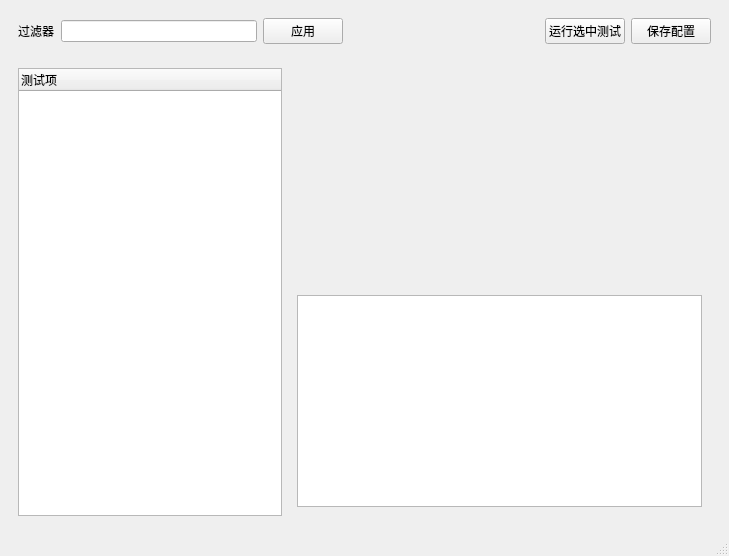
Old version of the form source/case_editor_ui.ui in the repository chopin1993/protocolmaster-20210731.
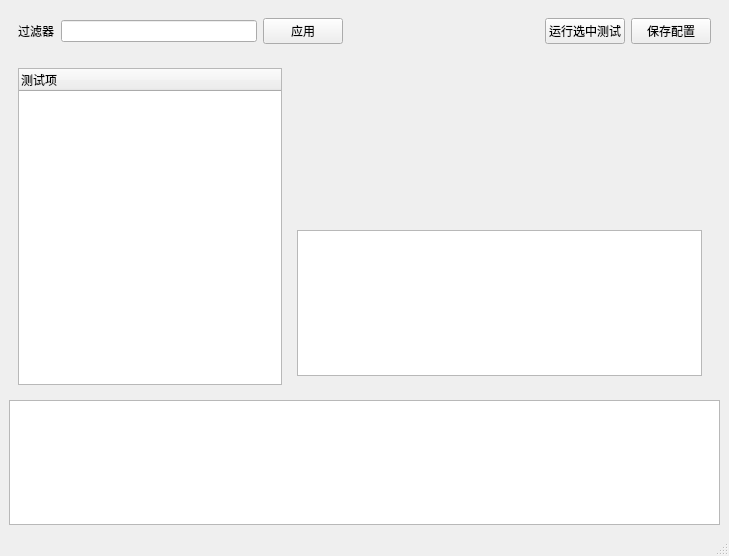
New version of the form.

Commit message: 1. test case bk

```diff
--- a/source/case_editor_ui.ui
+++ b/source/case_editor_ui.ui
@@ -80,6 +80,12 @@
     </item>
     <item>
      <widget class="QWidget" name="lowWidget" native="true">
+      <property name="sizePolicy">
+       <sizepolicy hsizetype="Preferred" vsizetype="Preferred">
+        <horstretch>0</horstretch>
+        <verstretch>8</verstretch>
+       </sizepolicy>
+      </property>
       <layout class="QHBoxLayout" name="horizontalLayout_2">
        <item>
         <widget class="QTreeWidget" name="testCaseView">
@@ -143,6 +149,16 @@
       </layout>
      </widget>
     </item>
+    <item>
+     <widget class="QTextBrowser" name="logTextBrowser">
+      <property name="sizePolicy">
+       <sizepolicy hsizetype="Expanding" vsizetype="Expanding">
+        <horstretch>0</horstretch>
+        <verstretch>3</verstretch>
+       </sizepolicy>
+      </property>
+     </widget>
+    </item>
    </layout>
   </widget>
   <widget class="QMenuBar" name="menubar">
```
The commit also changes 14 other files.
